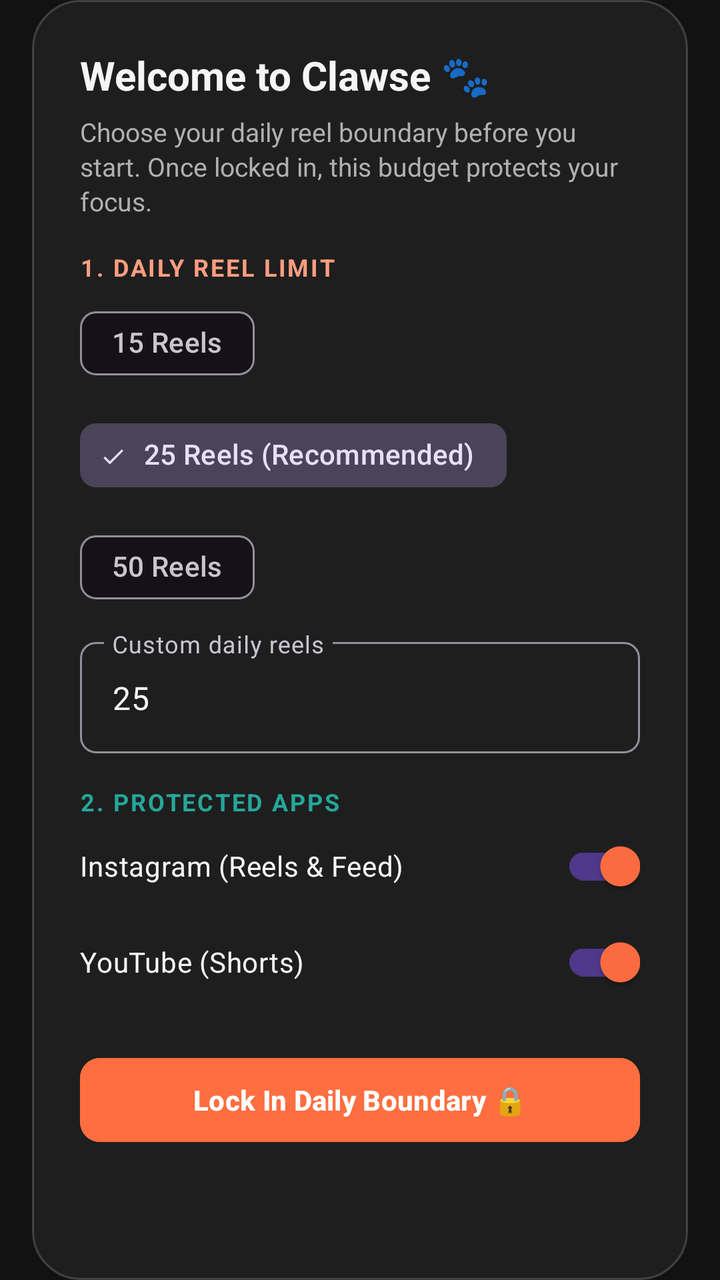
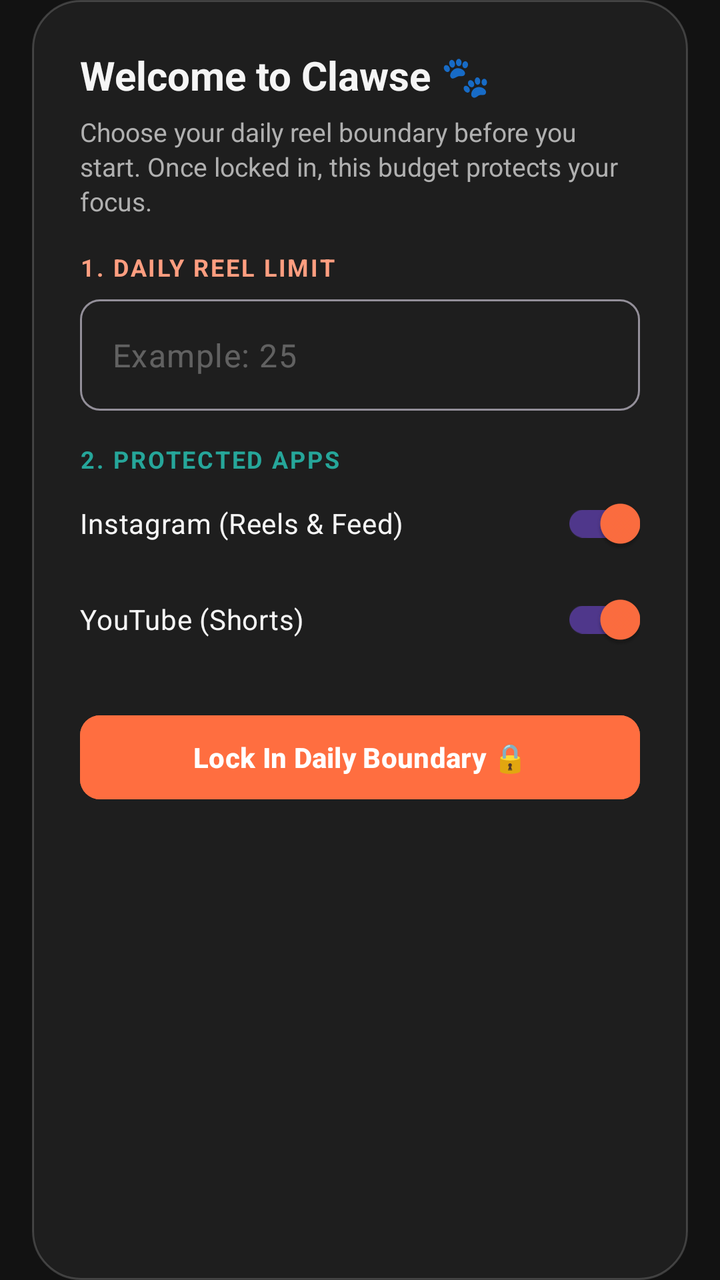

Compare the two renders of this Android layout. The source of the first and the diff that turns it into the second are given below.
<!-- AndroidManifest.xml: application theme Theme.AntiScrollerKitty -->
<!-- res/layout/dialog_initial_setup.xml -->
<?xml version="1.0" encoding="utf-8"?>
<ScrollView xmlns:android="http://schemas.android.com/apk/res/android"
    xmlns:app="http://schemas.android.com/apk/res-auto"
    android:layout_width="match_parent"
    android:layout_height="wrap_content"
    android:paddingStart="16dp"
    android:paddingEnd="16dp"
    android:clipToPadding="false"
    android:fillViewport="true">

    <LinearLayout
        android:layout_width="match_parent"
        android:layout_height="wrap_content"
        android:orientation="vertical"
        android:padding="24dp"
        android:background="@drawable/bg_dialog_glass">

        <TextView
            android:layout_width="wrap_content"
            android:layout_height="wrap_content"
            android:text="Welcome to Clawse 🐾"
            android:textColor="@color/text_primary"
            android:textSize="20sp"
            android:textStyle="bold" />

        <TextView
            android:layout_width="wrap_content"
            android:layout_height="wrap_content"
            android:layout_marginTop="6dp"
            android:text="Choose your daily reel boundary before you start. Once locked in, this budget protects your focus."
            android:textColor="@color/text_secondary"
            android:textSize="13sp"
            android:lineSpacingExtra="2dp" />

        
        <TextView
            android:layout_width="wrap_content"
            android:layout_height="wrap_content"
            android:layout_marginTop="16dp"
            android:text="1. DAILY REEL LIMIT"
            android:textColor="@color/kitty_peach"
            android:textSize="12sp"
            android:letterSpacing="0.08"
            android:textStyle="bold" />

        <com.google.android.material.chip.ChipGroup
            android:id="@+id/chipGroupSetupLimit"
            android:layout_width="match_parent"
            android:layout_height="wrap_content"
            android:layout_marginTop="6dp"
            app:singleSelection="true">

            <com.google.android.material.chip.Chip
                android:id="@+id/chipLimit15"
                android:layout_width="wrap_content"
                android:layout_height="wrap_content"
                android:text="15 Reels"
                style="@style/Widget.Material3.Chip.Filter" />

            <com.google.android.material.chip.Chip
                android:id="@+id/chipLimit25"
                android:layout_width="wrap_content"
                android:layout_height="wrap_content"
                android:text="25 Reels (Recommended)"
                android:checked="true"
                style="@style/Widget.Material3.Chip.Filter" />

            <com.google.android.material.chip.Chip
                android:id="@+id/chipLimit50"
                android:layout_width="wrap_content"
                android:layout_height="wrap_content"
                android:text="50 Reels"
                style="@style/Widget.Material3.Chip.Filter" />
        </com.google.android.material.chip.ChipGroup>

        <com.google.android.material.textfield.TextInputLayout
            android:id="@+id/tilSetupLimit"
            android:layout_width="match_parent"
            android:layout_height="wrap_content"
            android:layout_marginTop="8dp"
            android:hint="Custom daily reels"
            app:boxCornerRadiusBottomEnd="8dp"
            app:boxCornerRadiusBottomStart="8dp"
            app:boxCornerRadiusTopEnd="8dp"
            app:boxCornerRadiusTopStart="8dp"
            style="@style/Widget.Material3.TextInputLayout.OutlinedBox">

            <com.google.android.material.textfield.TextInputEditText
                android:id="@+id/etSetupLimit"
                android:layout_width="match_parent"
                android:layout_height="wrap_content"
                android:inputType="number"
                android:maxLength="4"
                android:text="25"
                android:textColor="@color/text_primary" />
        </com.google.android.material.textfield.TextInputLayout>

        
        <TextView
            android:layout_width="wrap_content"
            android:layout_height="wrap_content"
            android:layout_marginTop="16dp"
            android:text="2. PROTECTED APPS"
            android:textColor="@color/secondary"
            android:textSize="12sp"
            android:letterSpacing="0.08"
            android:textStyle="bold" />

        <com.google.android.material.switchmaterial.SwitchMaterial
            android:id="@+id/switchSetupInstagram"
            android:layout_width="match_parent"
            android:layout_height="wrap_content"
            android:checked="true"
            android:text="Instagram (Reels &amp; Feed)"
            android:textColor="@color/text_primary" />

        <com.google.android.material.switchmaterial.SwitchMaterial
            android:id="@+id/switchSetupYouTube"
            android:layout_width="match_parent"
            android:layout_height="wrap_content"
            android:checked="true"
            android:text="YouTube (Shorts)"
            android:textColor="@color/text_primary" />

        <com.google.android.material.button.MaterialButton
            android:id="@+id/btnLockInSetup"
            android:layout_width="match_parent"
            android:layout_height="50dp"
            android:layout_marginTop="20dp"
            android:text="Lock In Daily Boundary 🔒"
            android:backgroundTint="@color/primary"
            android:textColor="@color/on_primary"
            android:textSize="14sp"
            android:textStyle="bold"
            app:cornerRadius="10dp" />

    </LinearLayout>
</ScrollView>
<!-- resources referenced by this layout -->
<resources>
  <color name="kitty_peach">#FF9E80</color>
  <color name="on_primary">#FFFFFF</color>
  <color name="primary">#FF6E40</color>
  <color name="secondary">#26A69A</color>
  <color name="text_primary">#F5F5F5</color>
  <color name="text_secondary">#B0B0B0</color>
  <!-- drawable bg_dialog_glass (drawable) -->
  <?xml version="1.0" encoding="utf-8"?>
  <shape xmlns:android="http://schemas.android.com/apk/res/android"
      android:shape="rectangle">
      <corners android:radius="24dp" />
      <solid android:color="#1E1E1E" />
      <stroke
          android:width="1dp"
          android:color="#2EFFFFFF" />
  </shape>
  <style name="Theme.AntiScrollerKitty" parent="Theme.Material3.Dark.NoActionBar">
          <item name="colorPrimary">@color/primary</item>
          <item name="colorOnPrimary">@color/on_primary</item>
          <item name="colorSecondary">@color/secondary</item>
          <item name="colorOnSecondary">@color/on_secondary</item>
          <item name="android:statusBarColor">@color/background</item>
          <item name="android:navigationBarColor">@color/background</item>
          <item name="android:windowBackground">@color/background</item>
      </style>
  <color name="on_secondary">#FFFFFF</color>
  <color name="background">#121212</color>
</resources>

<!-- the commit's change to res/layout/dialog_initial_setup.xml (unified diff, before → after) -->
@@ -43,46 +43,16 @@
             android:letterSpacing="0.08"
             android:textStyle="bold" />
 
-        <com.google.android.material.chip.ChipGroup
-            android:id="@+id/chipGroupSetupLimit"
-            android:layout_width="match_parent"
-            android:layout_height="wrap_content"
-            android:layout_marginTop="6dp"
-            app:singleSelection="true">
-
-            <com.google.android.material.chip.Chip
-                android:id="@+id/chipLimit15"
-                android:layout_width="wrap_content"
-                android:layout_height="wrap_content"
-                android:text="15 Reels"
-                style="@style/Widget.Material3.Chip.Filter" />
-
-            <com.google.android.material.chip.Chip
-                android:id="@+id/chipLimit25"
-                android:layout_width="wrap_content"
-                android:layout_height="wrap_content"
-                android:text="25 Reels (Recommended)"
-                android:checked="true"
-                style="@style/Widget.Material3.Chip.Filter" />
-
-            <com.google.android.material.chip.Chip
-                android:id="@+id/chipLimit50"
-                android:layout_width="wrap_content"
-                android:layout_height="wrap_content"
-                android:text="50 Reels"
-                style="@style/Widget.Material3.Chip.Filter" />
-        </com.google.android.material.chip.ChipGroup>
-
         <com.google.android.material.textfield.TextInputLayout
             android:id="@+id/tilSetupLimit"
             android:layout_width="match_parent"
             android:layout_height="wrap_content"
             android:layout_marginTop="8dp"
-            android:hint="Custom daily reels"
-            app:boxCornerRadiusBottomEnd="8dp"
-            app:boxCornerRadiusBottomStart="8dp"
-            app:boxCornerRadiusTopEnd="8dp"
-            app:boxCornerRadiusTopStart="8dp"
+            app:hintEnabled="false"
+            app:boxCornerRadiusBottomEnd="10dp"
+            app:boxCornerRadiusBottomStart="10dp"
+            app:boxCornerRadiusTopEnd="10dp"
+            app:boxCornerRadiusTopStart="10dp"
             style="@style/Widget.Material3.TextInputLayout.OutlinedBox">
 
             <com.google.android.material.textfield.TextInputEditText
@@ -91,7 +61,8 @@
                 android:layout_height="wrap_content"
                 android:inputType="number"
                 android:maxLength="4"
-                android:text="25"
+                android:hint="Example: 25"
+                android:textColorHint="#4DFFFFFF"
                 android:textColor="@color/text_primary" />
         </com.google.android.material.textfield.TextInputLayout>
 
